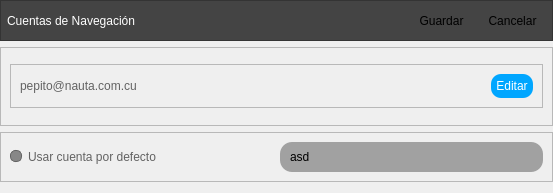
The window that view/ui/account_list.ui (R0land013/blue-nauta) describes before a commit, drawn with Qt 5.
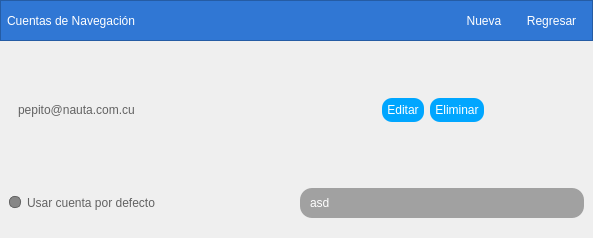
The same window after the commit. Icons and pictures are not drawn.

Commit message: Style: Some style changes

The edit to the form file:
```diff
--- a/view/ui/account_list.ui
+++ b/view/ui/account_list.ui
@@ -6,8 +6,8 @@
    <rect>
     <x>0</x>
     <y>0</y>
-    <width>553</width>
-    <height>193</height>
+    <width>593</width>
+    <height>238</height>
    </rect>
   </property>
   <property name="windowTitle">
@@ -16,7 +16,7 @@
   <property name="styleSheet">
    <string notr="true">QComboBox
 {
-	color: rgb(0, 0, 0);
+	color: rgb(255, 255, 255);
 	font: 12pt &quot;Calibri&quot;;
     background-color: rgb(161, 161, 161);
     border-radius:12px;
@@ -110,12 +110,15 @@
       </sizepolicy>
      </property>
      <property name="frameShape">
-      <enum>QFrame::StyledPanel</enum>
+      <enum>QFrame::NoFrame</enum>
      </property>
      <property name="frameShadow">
       <enum>QFrame::Raised</enum>
      </property>
      <layout class="QVBoxLayout" name="verticalLayout_2">
+      <property name="rightMargin">
+       <number>100</number>
+      </property>
       <item>
        <widget class="QFrame" name="frame_2">
         <property name="sizePolicy">
@@ -125,7 +128,7 @@
          </sizepolicy>
         </property>
         <property name="frameShape">
-         <enum>QFrame::StyledPanel</enum>
+         <enum>QFrame::NoFrame</enum>
         </property>
         <property name="frameShadow">
          <enum>QFrame::Raised</enum>
@@ -170,6 +173,13 @@
            </property>
           </widget>
          </item>
+         <item>
+          <widget class="QPushButton" name="pushButton_2">
+           <property name="text">
+            <string>Eliminar</string>
+           </property>
+          </widget>
+         </item>
         </layout>
        </widget>
       </item>
@@ -188,7 +198,7 @@
       </sizepolicy>
      </property>
      <property name="frameShape">
-      <enum>QFrame::StyledPanel</enum>
+      <enum>QFrame::NoFrame</enum>
      </property>
      <property name="frameShadow">
       <enum>QFrame::Raised</enum>
@@ -244,7 +254,7 @@
      </property>
      <property name="styleSheet">
       <string notr="true">QWidget #frame_4{
-	background-color: rgb(68, 68, 68);/*rgb(77, 77, 127);*/
+	background-color: rgb(48, 119,  212);/*rgb(77, 77, 127);*/
 }
 
 QToolButton{
@@ -305,8 +315,11 @@
         <property name="toolTip">
          <string>Nueva cuenta</string>
         </property>
+        <property name="styleSheet">
+         <string notr="true">color: white</string>
+        </property>
         <property name="text">
-         <string>Guardar</string>
+         <string>Nueva</string>
         </property>
         <property name="icon">
          <iconset resource="resources.qrc">
@@ -318,6 +331,9 @@
           <height>24</height>
          </size>
         </property>
+        <property name="toolButtonStyle">
+         <enum>Qt::ToolButtonTextUnderIcon</enum>
+        </property>
         <property name="autoRaise">
          <bool>true</bool>
         </property>
@@ -328,8 +344,11 @@
         <property name="toolTip">
          <string>Regresar</string>
         </property>
+        <property name="styleSheet">
+         <string notr="true">color: white</string>
+        </property>
         <property name="text">
-         <string>Cancelar</string>
+         <string>Regresar</string>
         </property>
         <property name="icon">
          <iconset resource="resources.qrc">
@@ -341,6 +360,9 @@
           <height>28</height>
          </size>
         </property>
+        <property name="toolButtonStyle">
+         <enum>Qt::ToolButtonTextUnderIcon</enum>
+        </property>
         <property name="autoRaise">
          <bool>true</bool>
         </property>
```
Left out of the diff: 17 changed lines with no effect on the pictures. The commit also changes 9 other files.
